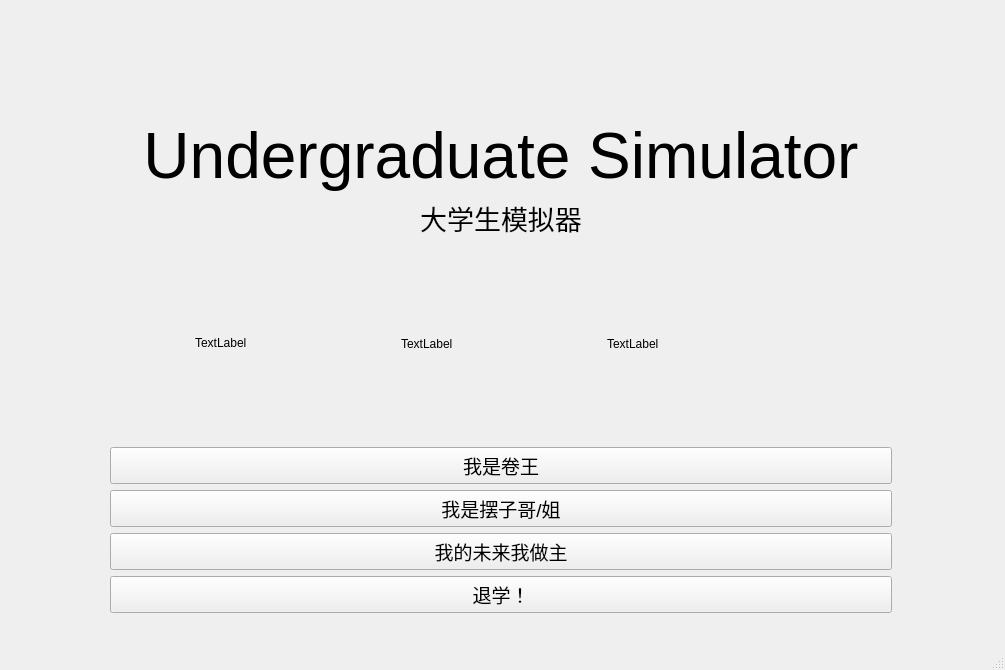
This is Project2/TF/Undergraduate/mainwindow.ui in Shannju/NJU-Advanced-Programming as Qt 5 draws it before an edit. The edited form follows.
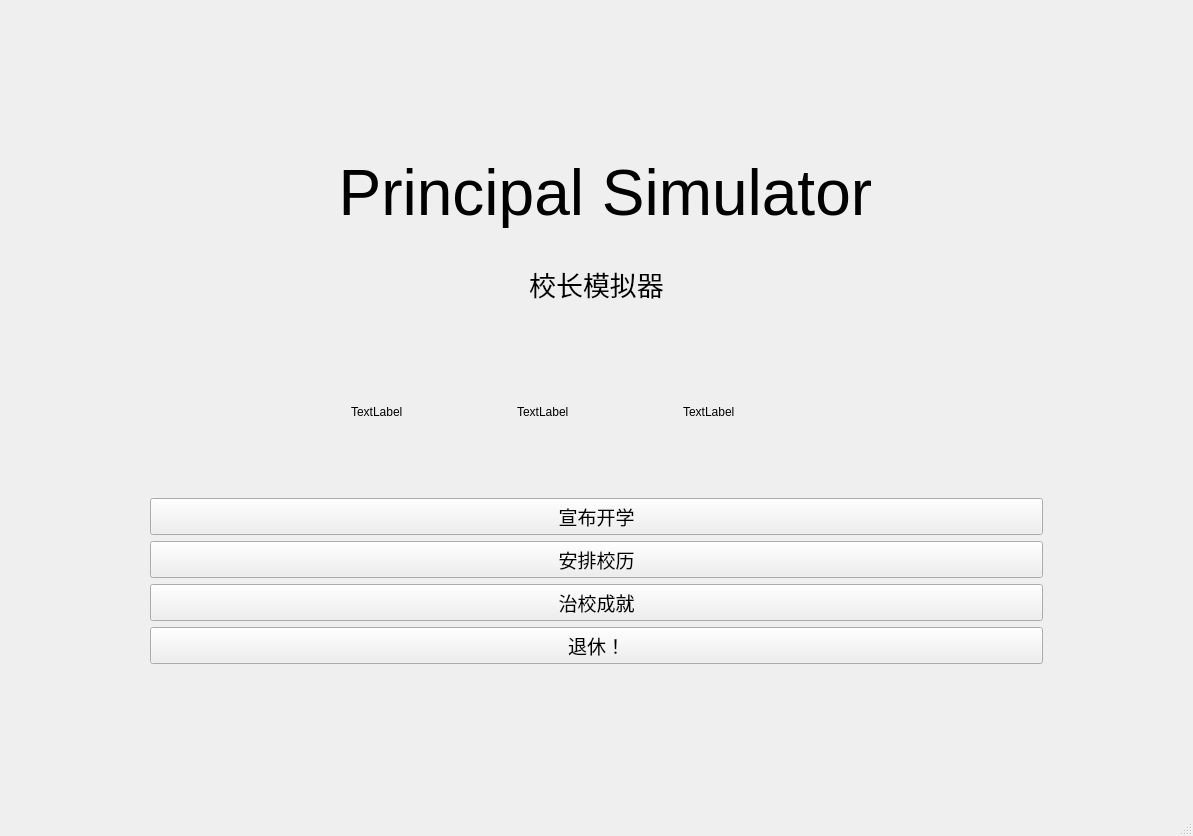
This is the edited form. Custom widgets are drawn as their Qt base class.

```diff
--- a/Project2/TF/Undergraduate/mainwindow.ui
+++ b/Project2/TF/Undergraduate/mainwindow.ui
@@ -6,10 +6,16 @@
    <rect>
     <x>0</x>
     <y>0</y>
-    <width>1005</width>
-    <height>670</height>
+    <width>1193</width>
+    <height>836</height>
    </rect>
   </property>
+  <property name="minimumSize">
+   <size>
+    <width>160</width>
+    <height>160</height>
+   </size>
+  </property>
   <property name="windowTitle">
    <string>MainWindow</string>
   </property>
@@ -20,15 +26,20 @@
    <string notr="true"/>
   </property>
   <widget class="QWidget" name="centralwidget">
-   <widget class="QWidget" name="verticalLayoutWidget_3">
-    <property name="geometry">
-     <rect>
-      <x>110</x>
-      <y>120</y>
-      <width>782</width>
-      <height>493</height>
-     </rect>
+   <layout class="QGridLayout" name="gridLayout">
+    <property name="leftMargin">
+     <number>150</number>
     </property>
+    <property name="topMargin">
+     <number>150</number>
+    </property>
+    <property name="rightMargin">
+     <number>150</number>
+    </property>
+    <property name="bottomMargin">
+     <number>150</number>
+    </property>
+    <item row="0" column="0">
     <layout class="QVBoxLayout" name="verticalLayout_3">
      <item>
       <layout class="QVBoxLayout" name="verticalLayout">
@@ -40,7 +51,7 @@
           </font>
          </property>
          <property name="text">
-          <string>Undergraduate Simulator</string>
+           <string> Principal Simulator</string>
          </property>
          <property name="alignment">
           <set>Qt::AlignCenter</set>
@@ -55,7 +66,7 @@
           </font>
          </property>
          <property name="text">
-          <string>大学生模拟器</string>
+           <string>校长模拟器</string>
          </property>
          <property name="alignment">
           <set>Qt::AlignCenter</set>
@@ -83,8 +94,8 @@
             <widget class="Square" name="label_3">
              <property name="minimumSize">
               <size>
-               <width>200</width>
-               <height>0</height>
+                <width>160</width>
+                <height>160</height>
               </size>
              </property>
              <property name="text">
@@ -96,8 +107,8 @@
             <widget class="Square" name="label_4">
              <property name="minimumSize">
               <size>
-               <width>200</width>
-               <height>200</height>
+                <width>160</width>
+                <height>160</height>
               </size>
              </property>
              <property name="text">
@@ -109,8 +120,8 @@
             <widget class="Square" name="label_6">
              <property name="minimumSize">
               <size>
-               <width>200</width>
-               <height>200</height>
+                <width>160</width>
+                <height>160</height>
               </size>
              </property>
              <property name="text">
@@ -144,7 +155,7 @@
             <string notr="true"/>
            </property>
            <property name="text">
-            <string>我是卷王</string>
+             <string>宣布开学</string>
            </property>
           </widget>
          </item>
@@ -159,7 +170,7 @@
             <string notr="true"/>
            </property>
            <property name="text">
-            <string>我是摆子哥/姐</string>
+             <string>安排校历</string>
            </property>
           </widget>
          </item>
@@ -174,7 +185,7 @@
             <string notr="true"/>
            </property>
            <property name="text">
-            <string>我的未来我做主</string>
+             <string>治校成就</string>
            </property>
           </widget>
          </item>
@@ -189,7 +200,7 @@
             <string notr="true"/>
            </property>
            <property name="text">
-            <string>退学！</string>
+             <string>退休！</string>
            </property>
           </widget>
          </item>
@@ -198,7 +209,8 @@
       </layout>
      </item>
     </layout>
-   </widget>
+    </item>
+   </layout>
   </widget>
   <widget class="QMenuBar" name="menubar">
    <property name="geometry">
```
Left out of the diff: 2 changed lines with no effect on the pictures. Lines whose indentation alone changed are shown as unchanged.
